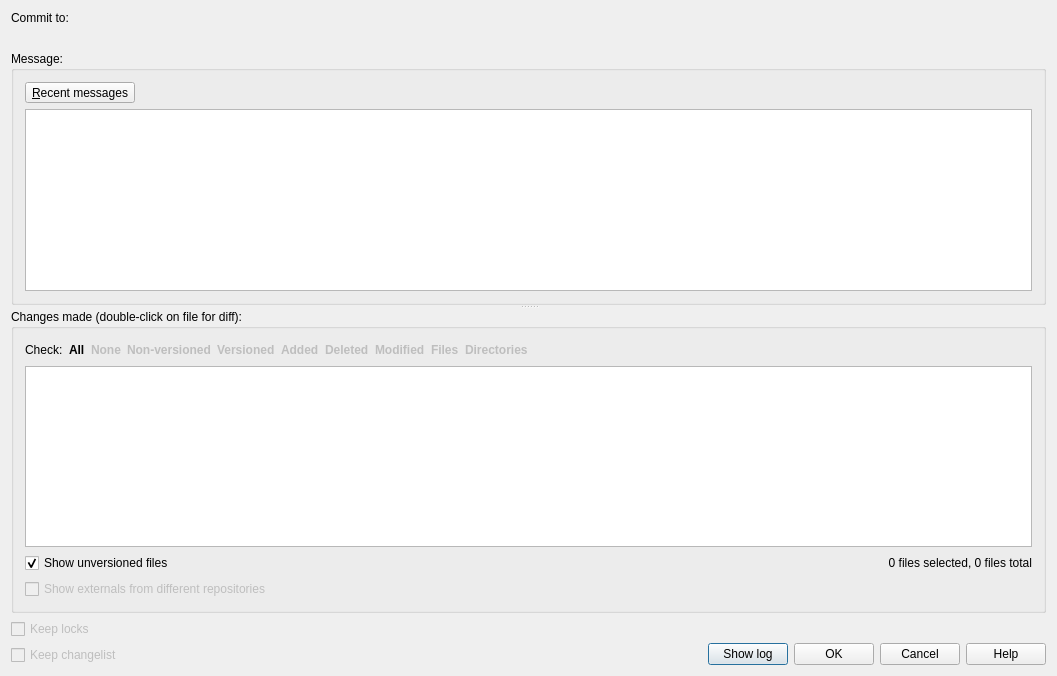
bokic/qsvn, file src/qsvn/qsvncommitdialog.ui: the form before one commit.
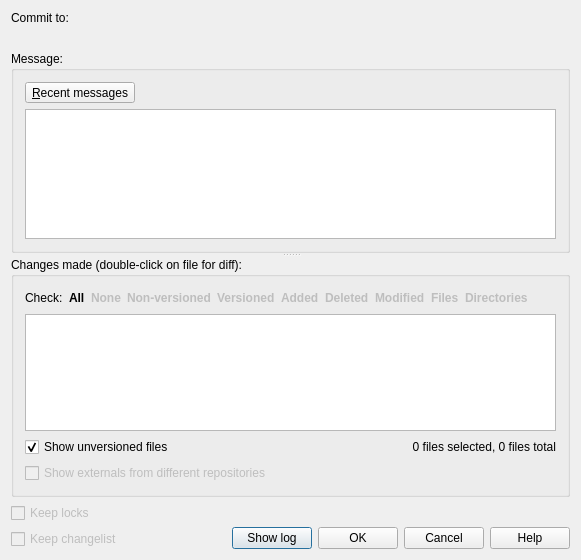
The form after the commit. Custom widgets are drawn as their Qt base class.

Commit message: Commit dialog update(clickable labels).

Diff of the .ui file:
```diff
--- a/src/qsvn/qsvncommitdialog.ui
+++ b/src/qsvn/qsvncommitdialog.ui
@@ -9,8 +9,8 @@
    <rect>
     <x>0</x>
     <y>0</y>
-    <width>1057</width>
-    <height>676</height>
+    <width>581</width>
+    <height>560</height>
    </rect>
   </property>
   <property name="modal">
@@ -91,6 +91,9 @@
              <bold>true</bold>
             </font>
            </property>
+           <property name="styleSheet">
+            <string notr="true">QClickableLabel:hover { color: blue }</string>
+           </property>
            <property name="text">
             <string>All</string>
            </property>
@@ -107,6 +110,9 @@
              <bold>true</bold>
             </font>
            </property>
+           <property name="styleSheet">
+            <string notr="true">QClickableLabel:hover { color: blue }</string>
+           </property>
            <property name="text">
             <string>None</string>
            </property>
@@ -123,6 +129,9 @@
              <bold>true</bold>
             </font>
            </property>
+           <property name="styleSheet">
+            <string notr="true">QClickableLabel:hover { color: blue }</string>
+           </property>
            <property name="text">
             <string>Non-versioned</string>
            </property>
@@ -139,6 +148,9 @@
              <bold>true</bold>
             </font>
            </property>
+           <property name="styleSheet">
+            <string notr="true">QClickableLabel:hover { color: blue }</string>
+           </property>
            <property name="text">
             <string>Versioned</string>
            </property>
@@ -155,6 +167,9 @@
              <bold>true</bold>
             </font>
            </property>
+           <property name="styleSheet">
+            <string notr="true">QClickableLabel:hover { color: blue }</string>
+           </property>
            <property name="text">
             <string>Added</string>
            </property>
@@ -171,6 +186,9 @@
              <bold>true</bold>
             </font>
            </property>
+           <property name="styleSheet">
+            <string notr="true">QClickableLabel:hover { color: blue }</string>
+           </property>
            <property name="text">
             <string>Deleted</string>
            </property>
@@ -187,6 +205,9 @@
              <bold>true</bold>
             </font>
            </property>
+           <property name="styleSheet">
+            <string notr="true">QClickableLabel:hover { color: blue }</string>
+           </property>
            <property name="text">
             <string>Modified</string>
            </property>
@@ -203,6 +224,9 @@
              <bold>true</bold>
             </font>
            </property>
+           <property name="styleSheet">
+            <string notr="true">QClickableLabel:hover { color: blue }</string>
+           </property>
            <property name="text">
             <string>Files</string>
            </property>
@@ -219,6 +243,9 @@
              <bold>true</bold>
             </font>
            </property>
+           <property name="styleSheet">
+            <string notr="true">QClickableLabel:hover { color: blue }</string>
+           </property>
            <property name="text">
             <string>Directories</string>
            </property>
@@ -389,6 +416,13 @@
   </layout>
  </widget>
  <layoutdefault spacing="6" margin="11"/>
+ <customwidgets>
+  <customwidget>
+   <class>QClickableLabel</class>
+   <extends>QLabel</extends>
+   <header>qclickablelabel.h</header>
+  </customwidget>
+ </customwidgets>
  <tabstops>
   <tabstop>rescentMessage_toolButton</tabstop>
   <tabstop>message_plainTextEdit</tabstop>
```
Left out of the diff: 18 changed lines with no effect on the pictures. The commit also changes 8 other files.
